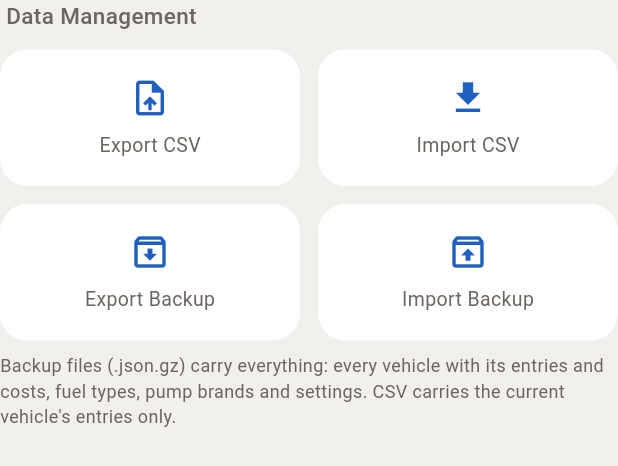
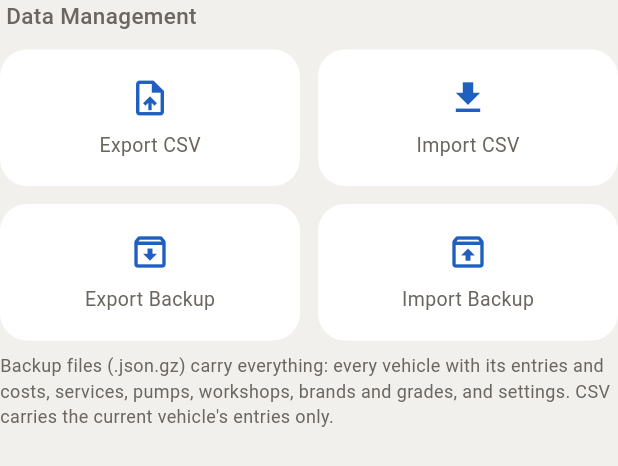
Before and after one commit to santhoshunt/fuelpulse, a Flutter app: the DataSection widget shown alone on an empty page, opened directly with empty values, on a phone screen of 412 x 824 dp. Shown: the top 466 px of the screen. Run offline on Flutter 3.47's test engine with Material 3 defaults, Android fonts, the phone set to English and light mode, and no system bars; our stand-ins replace csv, file_picker, flutter_local_notifications, google_sign_in, image_picker, share_plus and 4 more; missing offline and left inert: extension_google_sign_in_as_googleapis_auth, google_mlkit_text_recognition, googleapis; accounts and stored records are empty.

Commit message:
Release v3.0.0: updated the README and screenshots for services, pumps and grades, added the release notes and the regenerated plugin registrants

```diff
--- a/lib/screens/settings/data_section.dart
+++ b/lib/screens/settings/data_section.dart
@@ -151,8 +151,8 @@ class DataSection extends StatelessWidget {
         const SizedBox(height: 8),
         Text(
           'Backup files (.json.gz) carry everything: every vehicle with its '
-          'entries and costs, fuel types, pump brands and settings. CSV '
-          'carries the current vehicle\'s entries only.',
+          'entries and costs, services, pumps, workshops, brands and grades, '
+          'and settings. CSV carries the current vehicle\'s entries only.',
           style: TextStyle(color: AppColors.of(context).textSecondary, fontSize: 12),
         ),
       ],
--- a/pubspec.yaml
+++ b/pubspec.yaml
@@ -1,7 +1,7 @@
 name: fuelpulse
 description: "FuelPulse — Offline fuel fill-up tracker with km/L efficiency and brand comparison."
 publish_to: 'none'
-version: 2.2.0+11
+version: 3.0.0+12
 
 environment:
   sdk: ^3.11.0
```
Also changed, not shown: 11 other files.
